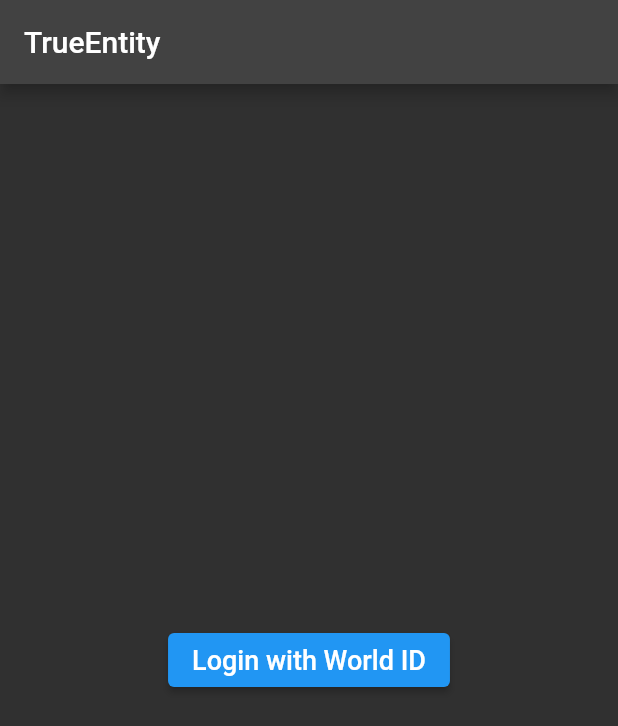
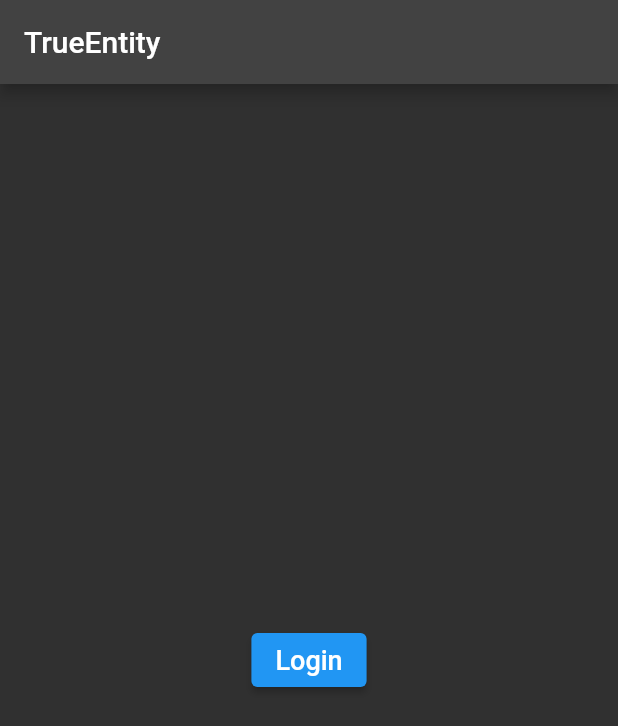
Before and after one commit to neeltron/TrueEntity, a Flutter app: the screen it shows after launch, on a phone screen of 412 x 824 dp. Shown: the top 726 px of the screen. Run offline on Flutter 3.47's test engine with Material 2 defaults, Android fonts, the light colour scheme and no system bars; our stand-ins replace permission_handler; missing offline and left inert: qr_code_scanner.

Commit message:
Final formatting and last minute changes

```diff
--- a/lib/main.dart
+++ b/lib/main.dart
@@ -41,7 +41,7 @@
             ));
           },
           child: const Text(
-            'Login with World ID',
+            'Login',
             style: TextStyle(fontSize: 18),
           ),
         ),
```
